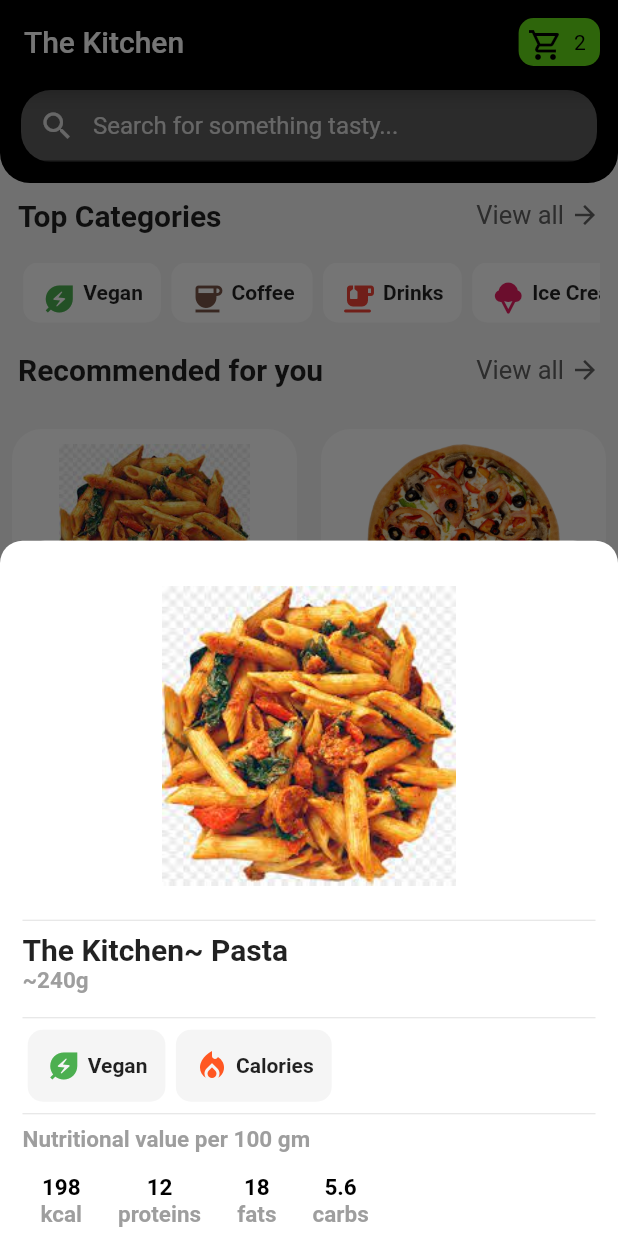
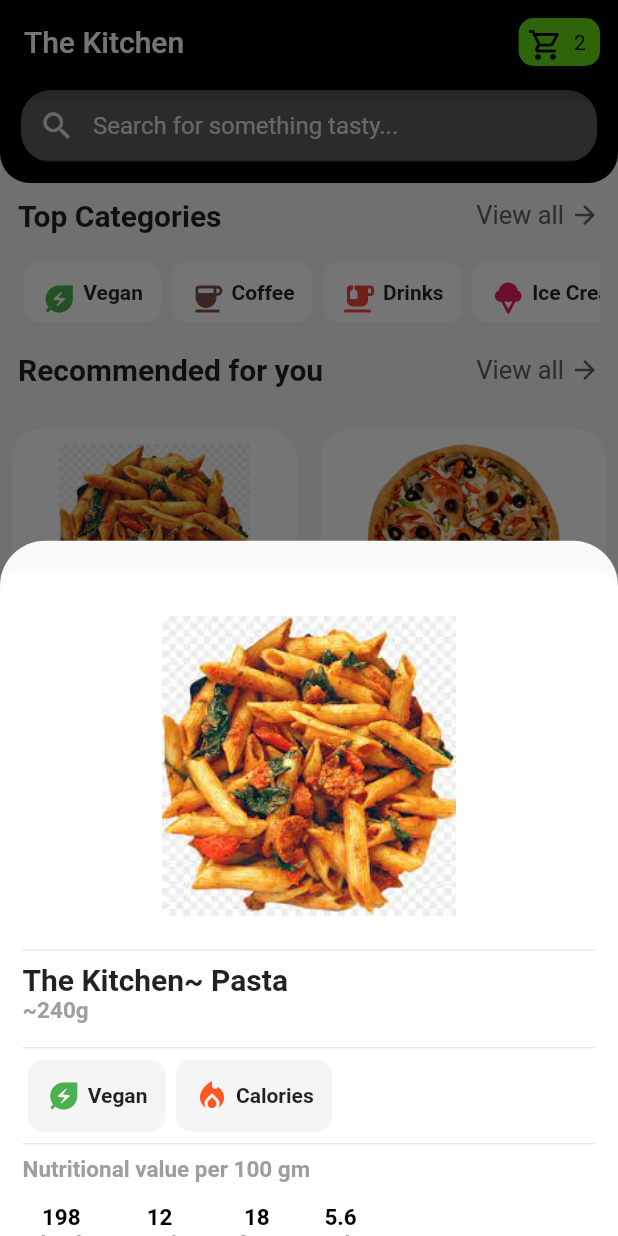
Before and after one commit to anuragdhunna/food_order_ui, a Flutter app: the screen it shows after launch, after a tap on "Pasta", on a phone screen of 412 x 824 dp. Run offline on Flutter 3.47's test engine with Material 2 defaults, Android fonts, the phone set to English and light mode, and no system bars.

Commit message:
minor improvement

```diff
--- a/lib/screens/home_screen.dart
+++ b/lib/screens/home_screen.dart
@@ -239,7 +239,9 @@ class FoodItemWidget extends StatelessWidget {
           borderRadius: BorderRadius.circular(30.0),
         ),
         builder: (context) {
-          return Container(
+          return Padding(
+            padding: const EdgeInsets.only(top: 20.0),
+            child: Container(
               height: MediaQuery.of(context).size.height * 0.75,
               decoration: const BoxDecoration(
                   color: Colors.white,
@@ -337,6 +339,7 @@ class FoodItemWidget extends StatelessWidget {
                     ),
                   ),
                 ],
+              ),
             ),
           );
         });
```
Lines whose indentation alone changed are shown as unchanged.
